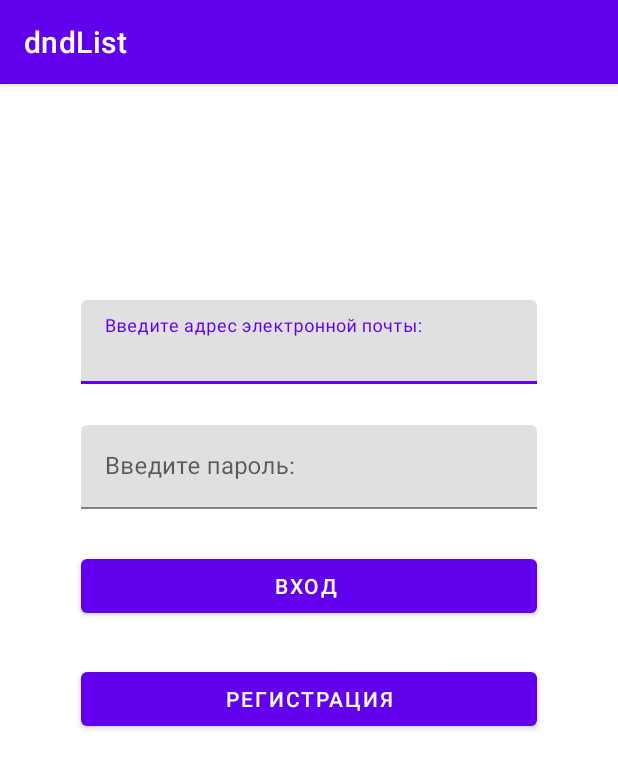
After one commit to IssildurIl/dndList, an Android app: the Authorization screen opened directly, with no data from a screen before it, on a phone screen of 412 x 824 dp. The commit adds this screen. Shown: the top 769 px of the screen. Run offline under Robolectric (Android 15) with nearby library versions, the phone set to English and light mode, and no system bars.

Commit message:
Reg page and start logo

```diff
--- a/app/build.gradle
+++ b/app/build.gradle
@@ -36,4 +36,7 @@ dependencies {
     testImplementation 'junit:junit:4.+'
     androidTestImplementation 'androidx.test.ext:junit:1.1.2'
     androidTestImplementation 'androidx.test.espresso:espresso-core:3.3.0'
+    implementation 'gr.pantrif:easy-android-splash-screen:0.0.1'
+    implementation 'androidx.navigation:navigation-fragment:2.3.0'
+    implementation 'androidx.navigation:navigation-ui:2.3.0'
 }
--- a/app/src/main/AndroidManifest.xml
+++ b/app/src/main/AndroidManifest.xml
@@ -9,13 +9,14 @@
         android:roundIcon="@mipmap/ic_launcher_round"
         android:supportsRtl="true"
         android:theme="@style/Theme.DndList">
-        <activity android:name=".MainActivity">
+        <activity android:name=".SplashScreenLayout">
             <intent-filter>
                 <action android:name="android.intent.action.MAIN" />
 
                 <category android:name="android.intent.category.LAUNCHER" />
             </intent-filter>
         </activity>
+        <activity android:name=".Authorization"/>
     </application>
 
 </manifest>
--- /dev/null
+++ b/app/src/main/java/com/example/dndlist/Authorization.java
@@ -0,0 +1,13 @@
+package com.example.dndlist;
+
+import android.os.Bundle;
+
+import androidx.appcompat.app.AppCompatActivity;
+
+public class Authorization extends AppCompatActivity {
+
+    protected void onCreate(Bundle savedInstanceState) {
+        super.onCreate(savedInstanceState);
+        setContentView(R.layout.authorization);
+    }
+}
--- /dev/null
+++ b/app/src/main/java/com/example/dndlist/SplashScreenLayout.java
@@ -0,0 +1,20 @@
+package com.example.dndlist;
+import androidx.appcompat.app.AppCompatActivity;
+
+import android.os.Bundle;
+import android.view.View;
+import gr.net.maroulis.library.EasySplashScreen;
+
+public class SplashScreenLayout extends AppCompatActivity {
+    @Override
+    protected void onCreate(Bundle savedInstanceState) {
+        super.onCreate(savedInstanceState);
+        EasySplashScreen config = new EasySplashScreen(SplashScreenLayout.this)
+                .withFullScreen()
+                .withTargetActivity(Authorization.class)
+                .withSplashTimeOut(1000)
+                .withBackgroundResource(R.drawable.efimov);
+        View easySplashScreen = config.create();
+        setContentView(easySplashScreen);
+    }
+}
--- /dev/null
+++ b/app/src/main/res/layout/authorization.xml
@@ -0,0 +1,72 @@
+<?xml version="1.0" encoding="utf-8"?>
+<androidx.constraintlayout.widget.ConstraintLayout xmlns:android="http://schemas.android.com/apk/res/android"
+    xmlns:app="http://schemas.android.com/apk/res-auto"
+    xmlns:tools="http://schemas.android.com/tools"
+    android:layout_width="match_parent"
+    android:layout_height="match_parent">
+
+    <com.google.android.material.textfield.TextInputLayout
+        android:id="@+id/mailField"
+        android:layout_width="match_parent"
+        android:layout_height="wrap_content"
+        android:layout_marginStart="54dp"
+        android:layout_marginTop="144dp"
+        android:layout_marginEnd="54dp"
+        android:hint="@string/mail_hint"
+        app:layout_constraintEnd_toEndOf="parent"
+        app:layout_constraintStart_toStartOf="parent"
+        app:layout_constraintTop_toTopOf="parent">
+
+        <com.google.android.material.textfield.TextInputEditText
+            android:layout_width="match_parent"
+            android:layout_height="wrap_content"
+            tools:layout_editor_absoluteX="0dp"
+            tools:layout_editor_absoluteY="220dp" />
+    </com.google.android.material.textfield.TextInputLayout>
+
+    <com.google.android.material.textfield.TextInputLayout
+        android:id="@+id/passwordHint"
+        android:layout_width="match_parent"
+        android:layout_height="wrap_content"
+        android:layout_marginStart="54dp"
+        android:layout_marginTop="27dp"
+        android:layout_marginEnd="54dp"
+        android:hint="@string/pass_hint"
+        app:layout_constraintEnd_toEndOf="parent"
+        app:layout_constraintStart_toStartOf="parent"
+        app:layout_constraintTop_toBottomOf="@+id/mailField">
+
+        <com.google.android.material.textfield.TextInputEditText
+            android:layout_width="match_parent"
+            android:layout_height="wrap_content"
+            tools:layout_editor_absoluteX="0dp"
+            tools:layout_editor_absoluteY="260dp" />
+
+    </com.google.android.material.textfield.TextInputLayout>
+
+    <Button
+        android:id="@+id/valid_btn"
+        style="@style/Widget.MaterialComponents.Button.Icon"
+        android:layout_width="match_parent"
+        android:layout_height="wrap_content"
+        android:layout_marginStart="54dp"
+        android:layout_marginTop="27dp"
+        android:layout_marginEnd="54dp"
+        android:text="@string/valid_btn"
+        app:layout_constraintEnd_toEndOf="parent"
+        app:layout_constraintStart_toStartOf="parent"
+        app:layout_constraintTop_toBottomOf="@+id/passwordHint" />
+
+    <Button
+        android:id="@+id/reg_btn"
+        android:layout_width="match_parent"
+        android:layout_height="wrap_content"
+        android:layout_marginStart="54dp"
+        android:layout_marginTop="27dp"
+        android:layout_marginEnd="54dp"
+        android:text="@string/reg_btn"
+        app:layout_constraintEnd_toEndOf="parent"
+        app:layout_constraintStart_toStartOf="parent"
+        app:layout_constraintTop_toBottomOf="@+id/valid_btn" />
+
+</androidx.constraintlayout.widget.ConstraintLayout>
--- a/app/src/main/res/values/strings.xml
+++ b/app/src/main/res/values/strings.xml
@@ -1,3 +1,7 @@
 <resources>
     <string name="app_name">dndList</string>
+    <string name="mail_hint">Введите адрес электронной почты:</string>
+    <string name="pass_hint">Введите пароль:</string>
+    <string name="valid_btn">Вход</string>
+    <string name="reg_btn">Регистрация</string>
 </resources>
```
Also changed, not shown: app/src/main/res/drawable/efimov.png (added).
